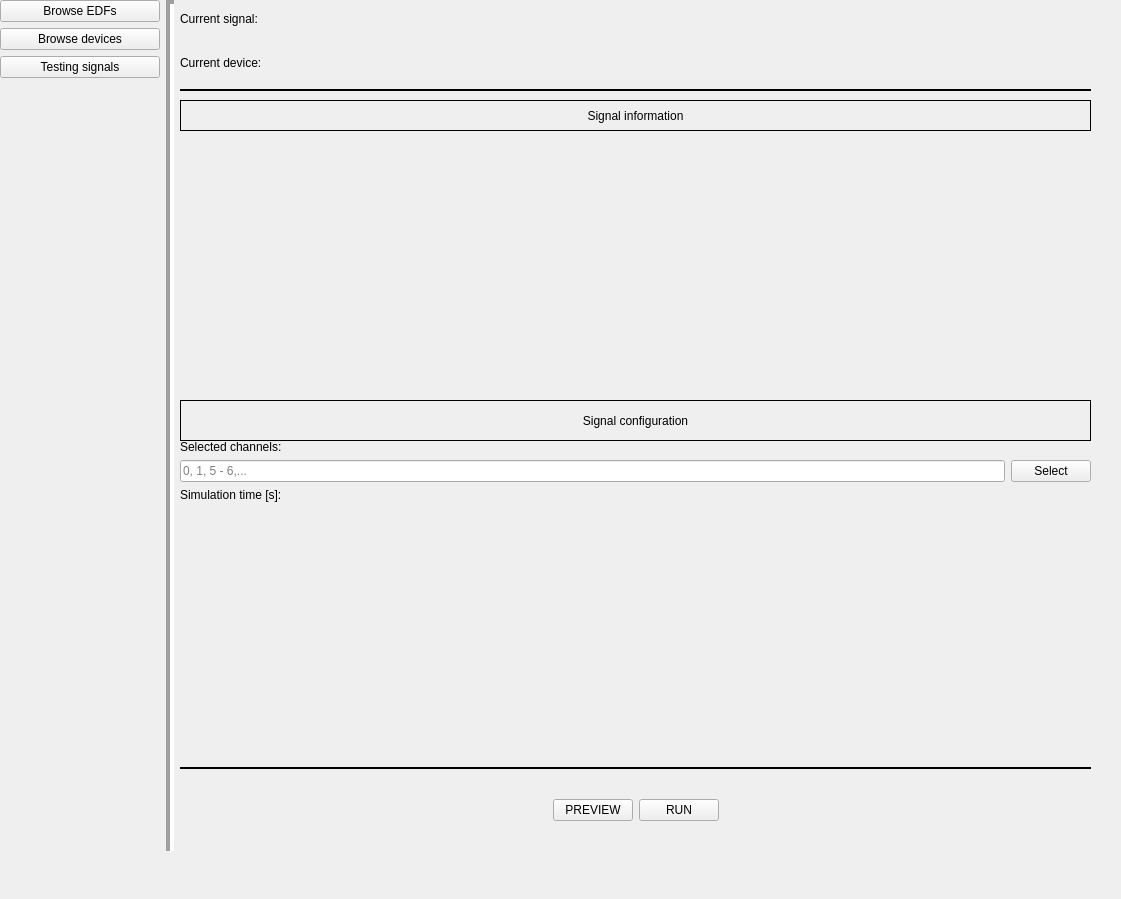
The window that PyEDF-APP/gui_elements/EDFGUIDesigner.ui (Gonzalor95/TProfesional_EEG) describes before a commit, drawn with Qt 5.
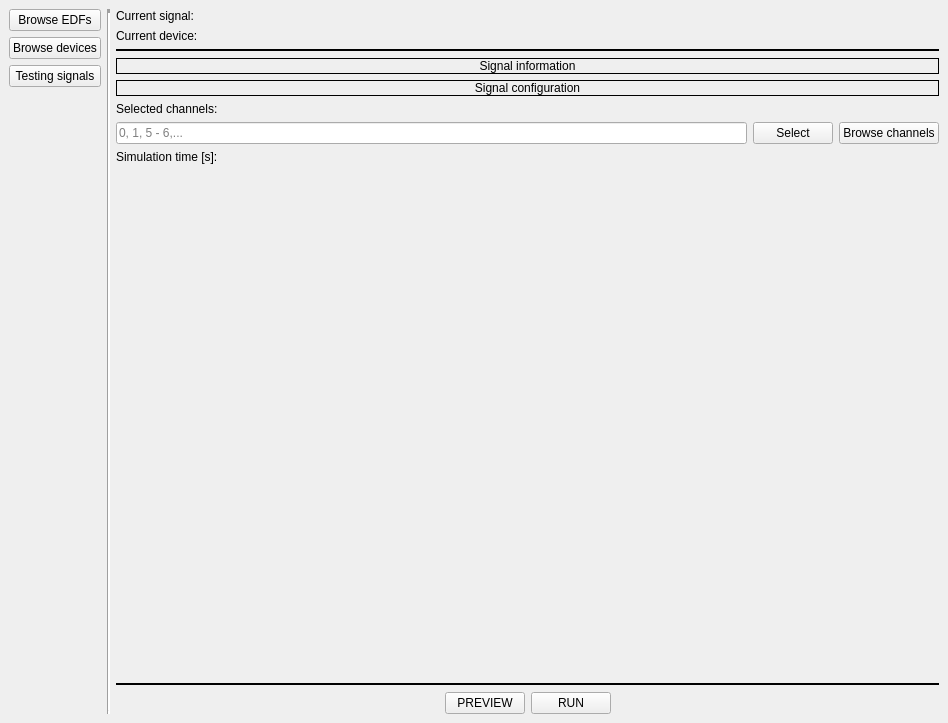
The same window after the commit.

Commit message: WIP: Adding channels browser

Diff of the .ui file:
```diff
--- a/PyEDF-APP/gui_elements/EDFGUIDesigner.ui
+++ b/PyEDF-APP/gui_elements/EDFGUIDesigner.ui
@@ -6,23 +6,19 @@
    <rect>
     <x>0</x>
     <y>0</y>
-    <width>1121</width>
-    <height>899</height>
+    <width>948</width>
+    <height>723</height>
    </rect>
   </property>
   <property name="windowTitle">
    <string>EDF signal generator</string>
   </property>
   <widget class="QWidget" name="centralwidget">
-   <widget class="QWidget" name="verticalLayoutWidget">
-    <property name="geometry">
-     <rect>
-      <x>0</x>
-      <y>0</y>
-      <width>160</width>
-      <height>851</height>
-     </rect>
-    </property>
+   <property name="enabled">
+    <bool>true</bool>
+   </property>
+   <layout class="QGridLayout" name="gridLayout">
+    <item row="0" column="0" rowspan="8">
     <layout class="QVBoxLayout" name="buttons_v_layout">
      <property name="bottomMargin">
       <number>0</number>
@@ -62,16 +58,9 @@
       </spacer>
      </item>
     </layout>
-   </widget>
+    </item>
+    <item row="0" column="1" rowspan="8">
    <widget class="Line" name="line">
-    <property name="geometry">
-     <rect>
-      <x>160</x>
-      <y>0</y>
-      <width>20</width>
-      <height>851</height>
-     </rect>
-    </property>
     <property name="frameShadow">
      <enum>QFrame::Sunken</enum>
     </property>
@@ -85,15 +74,8 @@
      <enum>Qt::Vertical</enum>
     </property>
    </widget>
-   <widget class="QWidget" name="verticalLayoutWidget_2">
-    <property name="geometry">
-     <rect>
-      <x>180</x>
-      <y>0</y>
-      <width>911</width>
-      <height>81</height>
-     </rect>
-    </property>
+    </item>
+    <item row="0" column="2">
     <layout class="QVBoxLayout" name="current_selection_layout">
      <item>
       <layout class="QHBoxLayout" name="current_file_h_layout">
@@ -153,16 +135,9 @@
       </layout>
      </item>
     </layout>
-   </widget>
+    </item>
+    <item row="1" column="2">
    <widget class="Line" name="line_2">
-    <property name="geometry">
-     <rect>
-      <x>180</x>
-      <y>80</y>
-      <width>911</width>
-      <height>20</height>
-     </rect>
-    </property>
     <property name="frameShadow">
      <enum>QFrame::Plain</enum>
     </property>
@@ -173,34 +148,9 @@
      <enum>Qt::Horizontal</enum>
     </property>
    </widget>
-   <widget class="Line" name="line_3">
-    <property name="geometry">
-     <rect>
-      <x>180</x>
-      <y>760</y>
-      <width>911</width>
-      <height>16</height>
-     </rect>
-    </property>
-    <property name="frameShadow">
-     <enum>QFrame::Plain</enum>
-    </property>
-    <property name="lineWidth">
-     <number>2</number>
-    </property>
-    <property name="orientation">
-     <enum>Qt::Horizontal</enum>
-    </property>
-   </widget>
+    </item>
+    <item row="2" column="2">
    <widget class="QLabel" name="information_title_label">
-    <property name="geometry">
-     <rect>
-      <x>180</x>
-      <y>100</y>
-      <width>911</width>
-      <height>31</height>
-     </rect>
-    </property>
     <property name="frameShape">
      <enum>QFrame::Box</enum>
     </property>
@@ -217,15 +167,12 @@
      <set>Qt::AlignCenter</set>
     </property>
    </widget>
+    </item>
+    <item row="3" column="2">
+     <layout class="QVBoxLayout" name="information_labels_layout"/>
+    </item>
+    <item row="4" column="2">
    <widget class="QLabel" name="configuration_title_label">
-    <property name="geometry">
-     <rect>
-      <x>180</x>
-      <y>400</y>
-      <width>911</width>
-      <height>41</height>
-     </rect>
-    </property>
     <property name="frameShape">
      <enum>QFrame::Box</enum>
     </property>
@@ -236,90 +183,8 @@
      <set>Qt::AlignCenter</set>
     </property>
    </widget>
-   <widget class="QWidget" name="horizontalLayoutWidget_3">
-    <property name="geometry">
-     <rect>
-      <x>180</x>
-      <y>780</y>
-      <width>911</width>
-      <height>61</height>
-     </rect>
-    </property>
-    <layout class="QHBoxLayout" name="prev_run_buttons_layout">
-     <item>
-      <spacer name="horizontalSpacer">
-       <property name="orientation">
-        <enum>Qt::Horizontal</enum>
-       </property>
-       <property name="sizeHint" stdset="0">
-        <size>
-         <width>40</width>
-         <height>20</height>
-        </size>
-       </property>
-      </spacer>
-     </item>
-     <item>
-      <widget class="QPushButton" name="preview_button">
-       <property name="sizePolicy">
-        <sizepolicy hsizetype="Fixed" vsizetype="Fixed">
-         <horstretch>0</horstretch>
-         <verstretch>0</verstretch>
-        </sizepolicy>
-       </property>
-       <property name="text">
-        <string>PREVIEW</string>
-       </property>
-      </widget>
-     </item>
-     <item>
-      <widget class="QPushButton" name="run_button">
-       <property name="sizePolicy">
-        <sizepolicy hsizetype="Fixed" vsizetype="Fixed">
-         <horstretch>0</horstretch>
-         <verstretch>0</verstretch>
-        </sizepolicy>
-       </property>
-       <property name="text">
-        <string>RUN</string>
-       </property>
-      </widget>
-     </item>
-     <item>
-      <spacer name="horizontalSpacer_2">
-       <property name="orientation">
-        <enum>Qt::Horizontal</enum>
-       </property>
-       <property name="sizeHint" stdset="0">
-        <size>
-         <width>40</width>
-         <height>20</height>
-        </size>
-       </property>
-      </spacer>
-     </item>
-    </layout>
-   </widget>
-   <widget class="QWidget" name="verticalLayoutWidget_3">
-    <property name="geometry">
-     <rect>
-      <x>180</x>
-      <y>130</y>
-      <width>911</width>
-      <height>261</height>
-     </rect>
-    </property>
-    <layout class="QVBoxLayout" name="information_labels_layout"/>
-   </widget>
-   <widget class="QWidget" name="verticalLayoutWidget_4">
-    <property name="geometry">
-     <rect>
-      <x>180</x>
-      <y>440</y>
-      <width>911</width>
-      <height>311</height>
-     </rect>
-    </property>
+    </item>
+    <item row="5" column="2">
     <layout class="QVBoxLayout" name="verticalLayout" stretch="0,0,0,0,0">
      <property name="sizeConstraint">
       <enum>QLayout::SetDefaultConstraint</enum>
@@ -370,6 +235,18 @@
       <layout class="QHBoxLayout" name="horizontalLayout_5">
        <item>
         <widget class="QLineEdit" name="channel_select_line_edit">
+          <property name="sizePolicy">
+           <sizepolicy hsizetype="Minimum" vsizetype="Fixed">
+            <horstretch>0</horstretch>
+            <verstretch>0</verstretch>
+           </sizepolicy>
+          </property>
+          <property name="minimumSize">
+           <size>
+            <width>0</width>
+            <height>0</height>
+           </size>
+          </property>
          <property name="placeholderText">
           <string>0, 1, 5 - 6,...</string>
          </property>
@@ -377,22 +254,54 @@
        </item>
        <item>
         <widget class="QPushButton" name="select_channels_button">
+          <property name="sizePolicy">
+           <sizepolicy hsizetype="Fixed" vsizetype="Fixed">
+            <horstretch>0</horstretch>
+            <verstretch>0</verstretch>
+           </sizepolicy>
+          </property>
          <property name="text">
           <string>Select</string>
          </property>
         </widget>
        </item>
+        <item>
+         <widget class="QPushButton" name="channel_browse_button">
+          <property name="sizePolicy">
+           <sizepolicy hsizetype="Fixed" vsizetype="Fixed">
+            <horstretch>0</horstretch>
+            <verstretch>0</verstretch>
+           </sizepolicy>
+          </property>
+          <property name="text">
+           <string>Browse channels</string>
+          </property>
+         </widget>
+        </item>
       </layout>
      </item>
      <item>
       <layout class="QHBoxLayout" name="horizontalLayout_6">
        <item>
         <widget class="QLabel" name="selected_sim_time_key">
+          <property name="sizePolicy">
+           <sizepolicy hsizetype="Fixed" vsizetype="Preferred">
+            <horstretch>0</horstretch>
+            <verstretch>0</verstretch>
+           </sizepolicy>
+          </property>
          <property name="text">
           <string>Simulation time [s]: </string>
          </property>
         </widget>
        </item>
+        <item>
+         <widget class="QLabel" name="selected_sim_time_value">
+          <property name="text">
+           <string/>
+          </property>
+         </widget>
+        </item>
       </layout>
      </item>
      <item>
@@ -412,7 +321,77 @@
       </spacer>
      </item>
     </layout>
-   </widget>
+    </item>
+    <item row="6" column="2">
+     <widget class="Line" name="line_3">
+      <property name="frameShadow">
+       <enum>QFrame::Plain</enum>
+      </property>
+      <property name="lineWidth">
+       <number>2</number>
+      </property>
+      <property name="orientation">
+       <enum>Qt::Horizontal</enum>
+      </property>
+     </widget>
+    </item>
+    <item row="7" column="2">
+     <layout class="QHBoxLayout" name="prev_run_buttons_layout">
+      <item>
+       <spacer name="horizontalSpacer">
+        <property name="orientation">
+         <enum>Qt::Horizontal</enum>
+        </property>
+        <property name="sizeHint" stdset="0">
+         <size>
+          <width>40</width>
+          <height>20</height>
+         </size>
+        </property>
+       </spacer>
+      </item>
+      <item>
+       <widget class="QPushButton" name="preview_button">
+        <property name="sizePolicy">
+         <sizepolicy hsizetype="Fixed" vsizetype="Fixed">
+          <horstretch>0</horstretch>
+          <verstretch>0</verstretch>
+         </sizepolicy>
+        </property>
+        <property name="text">
+         <string>PREVIEW</string>
+        </property>
+       </widget>
+      </item>
+      <item>
+       <widget class="QPushButton" name="run_button">
+        <property name="sizePolicy">
+         <sizepolicy hsizetype="Fixed" vsizetype="Fixed">
+          <horstretch>0</horstretch>
+          <verstretch>0</verstretch>
+         </sizepolicy>
+        </property>
+        <property name="text">
+         <string>RUN</string>
+        </property>
+       </widget>
+      </item>
+      <item>
+       <spacer name="horizontalSpacer_2">
+        <property name="orientation">
+         <enum>Qt::Horizontal</enum>
+        </property>
+        <property name="sizeHint" stdset="0">
+         <size>
+          <width>40</width>
+          <height>20</height>
+         </size>
+        </property>
+       </spacer>
+      </item>
+     </layout>
+    </item>
+   </layout>
   </widget>
  </widget>
  <tabstops>
```
Lines whose indentation alone changed are shown as unchanged. The commit also changes 4 other files.
